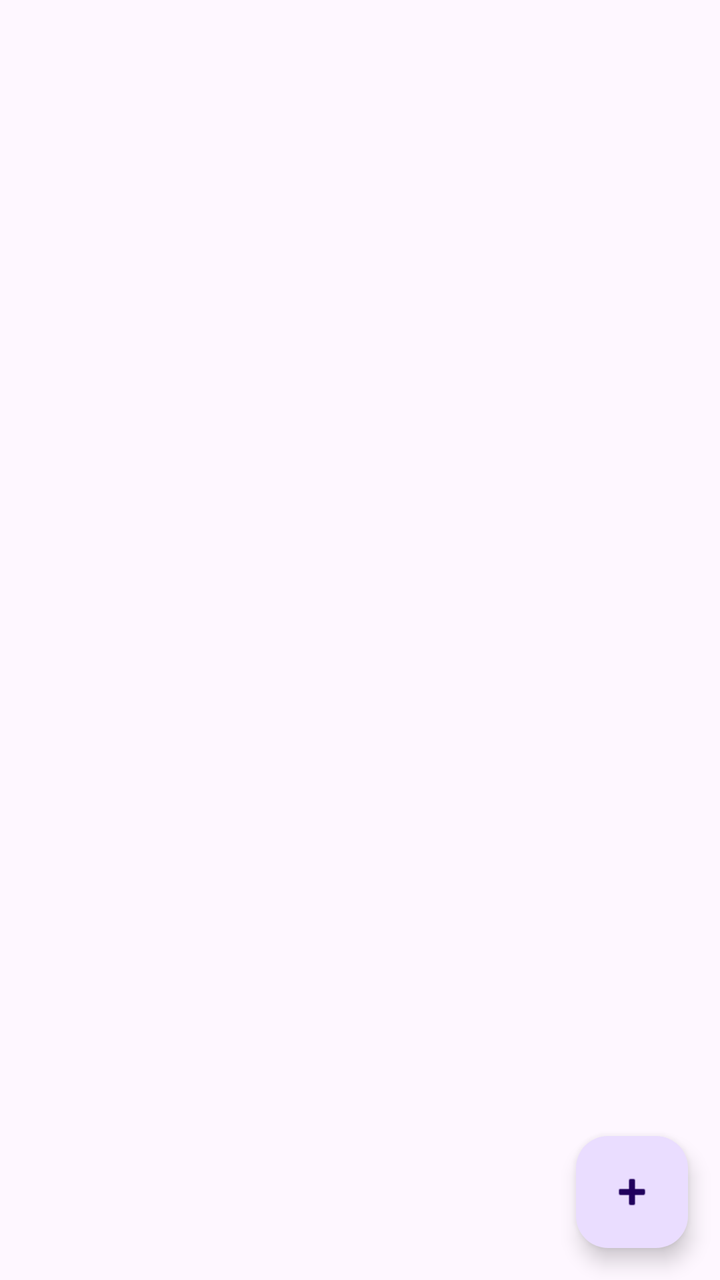
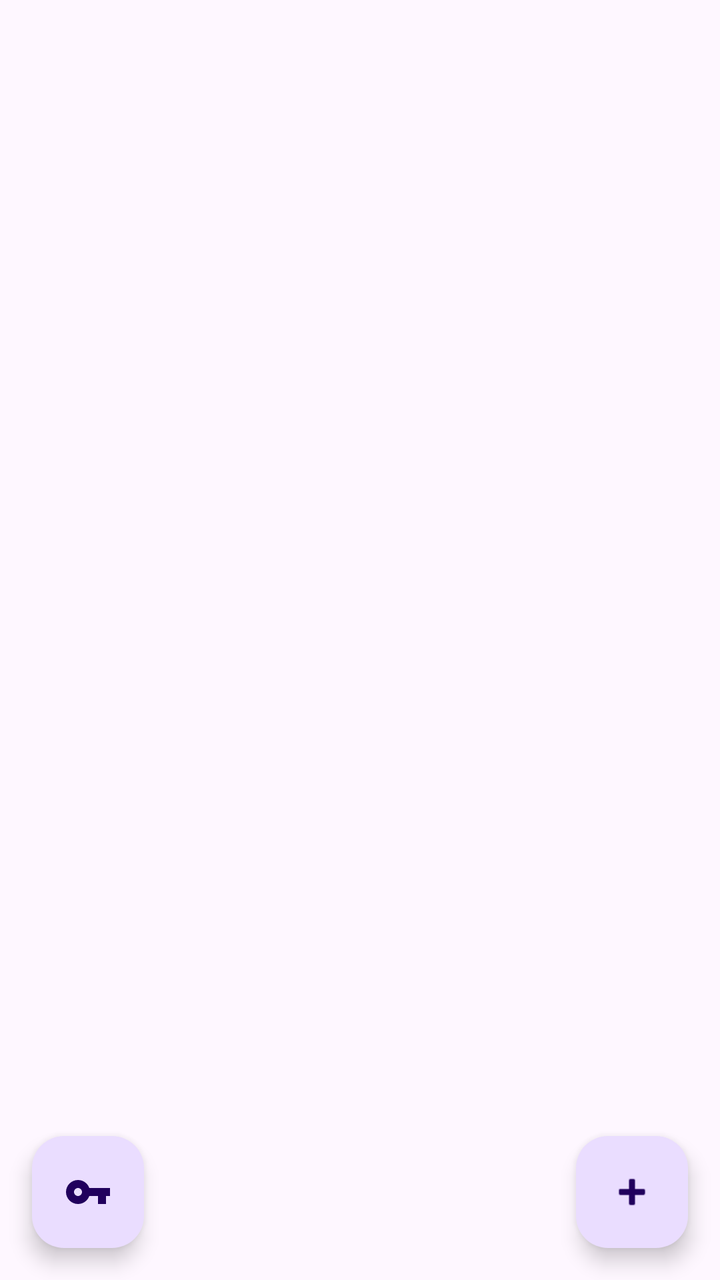

An Android layout rendered at two revisions. The XML below is the earlier revision; the diff shows what the commit changed to produce the second picture.
<!-- AndroidManifest.xml: application theme AppTheme -->
<!-- res/layout/fragment_account_list.xml -->
<?xml version="1.0" encoding="utf-8"?>
<androidx.constraintlayout.widget.ConstraintLayout xmlns:android="http://schemas.android.com/apk/res/android"
    xmlns:app="http://schemas.android.com/apk/res-auto"
    xmlns:tools="http://schemas.android.com/tools"
    android:layout_width="match_parent"
    android:layout_height="match_parent">

    
    <LinearLayout
        android:id="@+id/emptyStateLayout"
        android:layout_width="wrap_content"
        android:layout_height="wrap_content"
        android:orientation="vertical"
        android:gravity="center"
        android:visibility="gone"
        app:layout_constraintTop_toTopOf="parent"
        app:layout_constraintBottom_toBottomOf="parent"
        app:layout_constraintStart_toStartOf="parent"
        app:layout_constraintEnd_toEndOf="parent">

        <ImageView
            android:layout_width="120dp"
            android:layout_height="120dp"
            android:src="@android:drawable/ic_menu_myplaces"
            android:alpha="0.3"
            app:tint="?attr/colorPrimary" />

        <TextView
            android:layout_width="wrap_content"
            android:layout_height="wrap_content"
            android:text="暂无账号"
            android:textSize="18sp"
            android:textStyle="bold"
            android:layout_marginTop="16dp" />

        <TextView
            android:layout_width="wrap_content"
            android:layout_height="wrap_content"
            android:text="点击右下角按钮添加账号"
            android:textSize="14sp"
            android:textColor="?android:textColorSecondary"
            android:layout_marginTop="8dp" />

    </LinearLayout>

    
    <androidx.recyclerview.widget.RecyclerView
        android:id="@+id/accountsRecyclerView"
        android:layout_width="match_parent"
        android:layout_height="match_parent"
        android:padding="8dp"
        android:clipToPadding="false"
        app:layoutManager="androidx.recyclerview.widget.LinearLayoutManager"
        tools:listitem="@layout/item_account" />

    
    <ProgressBar
        android:id="@+id/progressBar"
        android:layout_width="wrap_content"
        android:layout_height="wrap_content"
        android:visibility="gone"
        app:layout_constraintTop_toTopOf="parent"
        app:layout_constraintBottom_toBottomOf="parent"
        app:layout_constraintStart_toStartOf="parent"
        app:layout_constraintEnd_toEndOf="parent" />

    
    <com.google.android.material.floatingactionbutton.FloatingActionButton
        android:id="@+id/addAccountFab"
        android:layout_width="wrap_content"
        android:layout_height="wrap_content"
        android:layout_margin="16dp"
        android:contentDescription="添加账号"
        app:srcCompat="@android:drawable/ic_input_add"
        app:layout_constraintBottom_toBottomOf="parent"
        app:layout_constraintEnd_toEndOf="parent" />

</androidx.constraintlayout.widget.ConstraintLayout>
<!-- res/layout/item_account.xml (included above) -->
<?xml version="1.0" encoding="utf-8"?>
<com.google.android.material.card.MaterialCardView xmlns:android="http://schemas.android.com/apk/res/android"
    xmlns:app="http://schemas.android.com/apk/res-auto"
    android:layout_width="match_parent"
    android:layout_height="wrap_content"
    android:layout_margin="8dp"
    app:cardElevation="2dp"
    app:cardCornerRadius="8dp">

    <LinearLayout
        android:layout_width="match_parent"
        android:layout_height="wrap_content"
        android:orientation="vertical"
        android:padding="16dp">

        <LinearLayout
            android:layout_width="match_parent"
            android:layout_height="wrap_content"
            android:orientation="horizontal"
            android:gravity="center_vertical">

            <LinearLayout
                android:layout_width="0dp"
                android:layout_height="wrap_content"
                android:layout_weight="1"
                android:orientation="vertical">

                <LinearLayout
                    android:layout_width="wrap_content"
                    android:layout_height="wrap_content"
                    android:orientation="horizontal"
                    android:gravity="center_vertical">

                    <TextView
                        android:id="@+id/accountNameText"
                        android:layout_width="wrap_content"
                        android:layout_height="wrap_content"
                        android:text="账号名称"
                        android:textSize="16sp"
                        android:textStyle="bold" />

                    <com.google.android.material.chip.Chip
                        android:id="@+id/defaultChip"
                        android:layout_width="wrap_content"
                        android:layout_height="wrap_content"
                        android:text="默认"
                        android:textSize="10sp"
                        android:layout_marginStart="8dp"
                        android:visibility="gone"
                        style="@style/Widget.Material3.Chip.Assist.Elevated" />

                </LinearLayout>

                <TextView
                    android:id="@+id/accountIdText"
                    android:layout_width="wrap_content"
                    android:layout_height="wrap_content"
                    android:text="Account ID"
                    android:textSize="12sp"
                    android:textColor="?android:textColorSecondary"
                    android:layout_marginTop="4dp"
                    android:fontFamily="monospace" />

                <TextView
                    android:id="@+id/zoneIdText"
                    android:layout_width="wrap_content"
                    android:layout_height="wrap_content"
                    android:text="Zone ID"
                    android:textSize="12sp"
                    android:textColor="?android:textColorSecondary"
                    android:layout_marginTop="2dp"
                    android:fontFamily="monospace" />

            </LinearLayout>

            <ImageButton
                android:id="@+id/moreBtn"
                android:layout_width="40dp"
                android:layout_height="40dp"
                android:src="@android:drawable/ic_menu_more"
                android:background="?attr/selectableItemBackgroundBorderless"
                android:contentDescription="更多操作" />

        </LinearLayout>

    </LinearLayout>

</com.google.android.material.card.MaterialCardView>
<!-- resources referenced by this layout -->
<resources>
  <style name="AppTheme" parent="Base.AppTheme" />
  <style name="Base.AppTheme" parent="Theme.Material3.DayNight.NoActionBar">
      
      
    </style>
</resources>

<!-- the commit's change to res/layout/fragment_account_list.xml (unified diff, before → after) -->
@@ -74,6 +74,17 @@
         app:srcCompat="@android:drawable/ic_input_add"
         app:layout_constraintBottom_toBottomOf="parent"
         app:layout_constraintEnd_toEndOf="parent" />
+
+    
+    <com.google.android.material.floatingactionbutton.FloatingActionButton
+        android:id="@+id/tokenManagerFab"
+        android:layout_width="wrap_content"
+        android:layout_height="wrap_content"
+        android:layout_margin="16dp"
+        android:contentDescription="账户 API 令牌管理"
+        app:srcCompat="@drawable/ic_key"
+        app:layout_constraintBottom_toBottomOf="parent"
+        app:layout_constraintStart_toStartOf="parent" />
 
 </androidx.constraintlayout.widget.ConstraintLayout>
 <!-- res/layout/item_account.xml (included above) -->
<!-- resource entries referenced after the edit -->
@@ -1,5 +1,15 @@
 <!-- resources referenced by this layout -->
 <resources>
+  <!-- drawable ic_key (drawable) -->
+  <vector xmlns:android="http://schemas.android.com/apk/res/android"
+      android:width="24dp"
+      android:height="24dp"
+      android:viewportWidth="24"
+      android:viewportHeight="24">
+      <path
+          android:fillColor="?attr/colorControlNormal"
+          android:pathData="M12.65,10C11.83,7.67 9.61,6 7,6c-3.31,0 -6,2.69 -6,6s2.69,6 6,6c2.61,0 4.83,-1.67 5.65,-4H17v4h4v-4h2v-4H12.65zM7,14c-1.1,0 -2,-0.9 -2,-2s0.9,-2 2,-2 2,0.9 2,2 -0.9,2 -2,2z"/>
+  </vector>
   <style name="AppTheme" parent="Base.AppTheme" />
   <style name="Base.AppTheme" parent="Theme.Material3.DayNight.NoActionBar">
       
